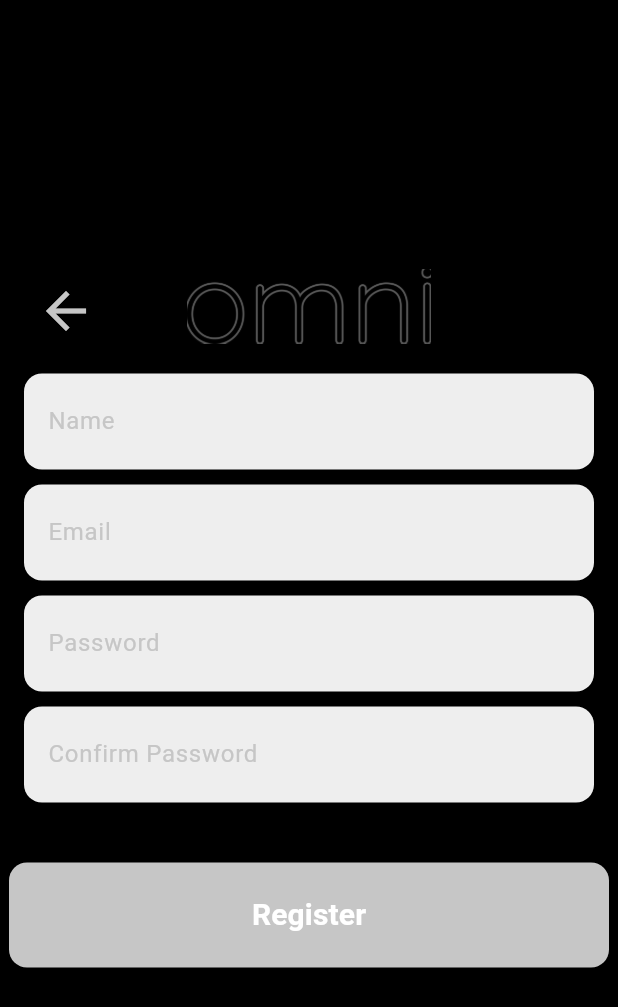
After one commit to grayhatdevelopers/babelfish-app, a Flutter app: the screen it shows after launch, after a tap on "Login", after a tap on the "arrow back" icon, after a tap on "Register", on a phone screen of 412 x 824 dp. The commit adds this screen. Shown: the top 1007 px of the screen. Run offline on Flutter 3.47's test engine with Material 3 defaults, Android fonts, the phone set to English and light mode, and no system bars; our stand-ins replace permission_handler; missing offline and left inert: audio_waveforms, flutter_sfsymbols, flutter_sound, noise_meter, realtime_audio.

Commit message:
feat: login page

```diff
--- a/lib/main.dart
+++ b/lib/main.dart
@@ -1,3 +1,4 @@
+import 'package:audio_recorder/pages/login_page.dart';
 import 'package:audio_recorder/pages/voice_cloning.dart';
 import 'package:flutter/material.dart';
 
@@ -12,12 +13,16 @@ class MyApp extends StatelessWidget {
   Widget build(BuildContext context) {
     return MaterialApp(
       title: 'Babelfish',
+      themeMode: ThemeMode.dark, // Set default theme mode to dark
       darkTheme: ThemeData(
         useMaterial3: true,
         brightness: Brightness.dark,
+        scaffoldBackgroundColor: Colors.black,
         colorScheme: ColorScheme.fromSeed(
           seedColor: Colors.deepPurple,
           brightness: Brightness.dark,
+          background: Colors.black,
+          surface: Colors.black,
           dynamicSchemeVariant: DynamicSchemeVariant.monochrome,
         ),
       ),
@@ -30,7 +35,7 @@ class MyApp extends StatelessWidget {
           dynamicSchemeVariant: DynamicSchemeVariant.monochrome,
         ),
       ),
-      home: VoiceCloningScreen(),
+      home: LoginScreen(),
     );
   }
 }
--- /dev/null
+++ b/lib/pages/login_page.dart
@@ -0,0 +1,415 @@
+import 'package:flutter/material.dart';
+
+class LoginScreen extends StatefulWidget {
+  const LoginScreen({super.key});
+
+  @override
+  State<LoginScreen> createState() => _LoginScreenState();
+}
+
+class _LoginScreenState extends State<LoginScreen> {
+  final TextEditingController _loginEmailController = TextEditingController();
+  final TextEditingController _loginPasswordController =
+      TextEditingController();
+
+  final TextEditingController _signupNameController = TextEditingController();
+  final TextEditingController _signupEmailController = TextEditingController();
+  final TextEditingController _signupPasswordController =
+      TextEditingController();
+  final TextEditingController _signupConfirmPasswordController =
+      TextEditingController();
+
+  bool _showLoginForm = false;
+  bool _showSignupForm = false;
+
+  @override
+  void dispose() {
+    _loginEmailController.dispose();
+    _loginPasswordController.dispose();
+    _signupNameController.dispose();
+    _signupEmailController.dispose();
+    _signupPasswordController.dispose();
+    _signupConfirmPasswordController.dispose();
+    super.dispose();
+  }
+
+  @override
+  Widget build(BuildContext context) {
+    return Scaffold(
+      body: Center(
+          child: Column(
+        mainAxisAlignment: MainAxisAlignment.center,
+        children: [
+          Stack(
+            children: [
+              if (_showLoginForm || _showSignupForm)
+                AnimatedPositioned(
+                  duration: const Duration(milliseconds: 300),
+                  left: _showLoginForm || _showSignupForm ? 16.0 : -50.0,
+                  top: 0,
+                  bottom: 0,
+                  child: IconButton(
+                    icon: const Icon(Icons.arrow_back, size: 40),
+                    onPressed: () {
+                      setState(() {
+                        _showLoginForm = false;
+                        _showSignupForm = false;
+                      });
+                    },
+                  ),
+                ),
+              Align(
+                alignment: Alignment.center,
+                child: AnimatedOpacity(
+                  duration: const Duration(milliseconds: 300),
+                  opacity: _showLoginForm || _showSignupForm ? 0.5 : 1.0,
+                  child: Column(
+                    mainAxisSize: MainAxisSize.min,
+                    children: [
+                      if (!_showLoginForm && !_showSignupForm)
+                        PulsingLogo(
+                          child: Image.asset(
+                            'assets/Logo.png',
+                            width: 200,
+                            height: 200,
+                            fit: BoxFit.contain,
+                          ),
+                        ),
+                      const SizedBox(width: 15),
+                      Image.asset(
+                        'assets/oo.png',
+                        width: 200,
+                        height: 50,
+                        fit: BoxFit.contain,
+                      ),
+                    ],
+                  ),
+                ),
+              ),
+            ],
+          ),
+          const SizedBox(height: 20),
+          AnimatedSwitcher(
+            duration: const Duration(milliseconds: 300),
+            child: _showLoginForm
+                ? Column(
+                    key: const ValueKey('loginForm'),
+                    children: [
+                      _buildLoginForm(context),
+                      const SizedBox(height: 20),
+                      _buildLoginButton(context),
+                    ],
+                  )
+                : _showSignupForm
+                    ? Column(
+                        key: const ValueKey('signupForm'),
+                        children: [
+                          _buildSignupForm(context),
+                          const SizedBox(height: 20),
+                          _buildRegisterButton(context),
+                        ],
+                      )
+                    : Column(
+                        key: const ValueKey('buttons'),
+                        children: [
+                          _buildLoginButton(context),
+                          const SizedBox(height: 20),
+                          _buildRegisterButton(context),
+                        ],
+                      ),
+          ),
+        ],
+      )),
+    );
+  }
+
+  void _toggleForm(isLogin) {
+    if (_showLoginForm || _showSignupForm) {
+      _executeOption(isLogin);
+    }
+    setState(() {
+      _showLoginForm = isLogin;
+      _showSignupForm = !isLogin;
+    });
+  }
+
+  void _executeOption(bool isLogin) {
+    final scaffoldMessenger = ScaffoldMessenger.of(context);
+
+    bool isValidEmail(String email) {
+      final emailRegex = RegExp(r'^[^@]+@[^@]+\.[^@]+');
+      return emailRegex.hasMatch(email);
+    }
+
+    if (isLogin) {
+      if (_loginEmailController.text.isEmpty ||
+          _loginPasswordController.text.isEmpty) {
+        scaffoldMessenger.showSnackBar(
+          const SnackBar(content: Text('Please fill in all login fields')),
+        );
+        return;
+      }
+      if (!isValidEmail(_loginEmailController.text)) {
+        scaffoldMessenger.showSnackBar(
+          const SnackBar(content: Text('Please enter a valid email address')),
+        );
+        return;
+      }
+      print('Login');
+    } else {
+      if (_signupNameController.text.isEmpty ||
+          _signupEmailController.text.isEmpty ||
+          _signupPasswordController.text.isEmpty ||
+          _signupConfirmPasswordController.text.isEmpty) {
+        scaffoldMessenger.showSnackBar(
+          const SnackBar(content: Text('Please fill in all signup fields')),
+        );
+        return;
+      }
+      if (!isValidEmail(_signupEmailController.text)) {
+        scaffoldMessenger.showSnackBar(
+          const SnackBar(content: Text('Please enter a valid email address')),
+        );
+        return;
+      }
+      if (_signupPasswordController.text !=
+          _signupConfirmPasswordController.text) {
+        scaffoldMessenger.showSnackBar(
+          const SnackBar(content: Text('Passwords do not match')),
+        );
+        return;
+      }
+      print('Register');
+    }
+  }
+
+  Widget _buildLoginButton(context) {
+    return ElevatedButton(
+      style: ElevatedButton.styleFrom(
+        shape: RoundedRectangleBorder(
+          borderRadius: BorderRadius.circular(12.0),
+        ),
+        minimumSize: const Size(400, 70),
+      ),
+      onPressed: () {
+        _toggleForm(true);
+      },
+      child: Text('Login',
+          style: TextStyle(
+            fontSize: 20,
+            fontWeight: FontWeight.bold,
+            color: Theme.of(context).colorScheme.primary,
+          )),
+    );
+  }
+
+  Widget _buildLoginForm(context) {
+    return Padding(
+      padding: const EdgeInsets.symmetric(horizontal: 16.0),
+      child: Column(
+        children: [
+          Container(
+            decoration: BoxDecoration(
+              color: Colors.grey[200],
+              borderRadius: BorderRadius.circular(12.0),
+            ),
+            child: Padding(
+              padding: const EdgeInsets.symmetric(vertical: 8.0),
+              child: TextField(
+                controller: _loginEmailController,
+                decoration: const InputDecoration(
+                  labelText: 'Email',
+                  labelStyle: TextStyle(fontSize: 16),
+                  hintText: 'Enter your email address',
+                  hintStyle: TextStyle(fontSize: 14),
+                  border: InputBorder.none,
+                  contentPadding: EdgeInsets.symmetric(horizontal: 16.0),
+                ),
+              ),
+            ),
+          ),
+          const SizedBox(height: 10),
+          Container(
+            decoration: BoxDecoration(
+              color: Colors.grey[200],
+              borderRadius: BorderRadius.circular(12.0),
+            ),
+            child: Padding(
+              padding: const EdgeInsets.symmetric(vertical: 8.0),
+              child: TextField(
+                controller: _loginPasswordController,
+                decoration: const InputDecoration(
+                  labelText: 'Password',
+                  labelStyle: TextStyle(fontSize: 16),
+                  hintText: 'Enter your password',
+                  hintStyle: TextStyle(fontSize: 14),
+                  border: InputBorder.none,
+                  contentPadding: EdgeInsets.symmetric(horizontal: 16.0),
+                ),
+                obscureText: true,
+              ),
+            ),
+          ),
+          const SizedBox(height: 20),
+        ],
+      ),
+    );
+  }
+
+  Widget _buildRegisterButton(context) {
+    return ElevatedButton(
+      style: ElevatedButton.styleFrom(
+          shape: RoundedRectangleBorder(
+            borderRadius: BorderRadius.circular(12.0),
+          ),
+          backgroundColor: Theme.of(context).colorScheme.secondary,
+          minimumSize: const Size(400, 70)),
+      onPressed: () {
+        _toggleForm(false);
+      },
+      child: const Text('Register',
+          style: TextStyle(
+            fontSize: 20,
+            fontWeight: FontWeight.bold,
+            color: Colors.white,
+          )),
+    );
+  }
+
+  Widget _buildSignupForm(context) {
+    return Padding(
+      padding: const EdgeInsets.symmetric(horizontal: 16.0),
+      child: Column(
+        children: [
+          Container(
+            decoration: BoxDecoration(
+              color: Colors.grey[200],
+              borderRadius: BorderRadius.circular(12.0),
+            ),
+            child: Padding(
+              padding: const EdgeInsets.symmetric(vertical: 8.0),
+              child: TextField(
+                controller: _signupNameController,
+                decoration: const InputDecoration(
+                  labelText: 'Name',
+                  labelStyle: TextStyle(fontSize: 16),
+                  hintText: 'Enter your full name',
+                  hintStyle: TextStyle(fontSize: 14),
+                  border: InputBorder.none,
+                  contentPadding: EdgeInsets.symmetric(horizontal: 16.0),
+                ),
+              ),
+            ),
+          ),
+          const SizedBox(height: 10),
+          Container(
+            decoration: BoxDecoration(
+              color: Colors.grey[200],
+              borderRadius: BorderRadius.circular(12.0),
+            ),
+            child: Padding(
+              padding: const EdgeInsets.symmetric(vertical: 8.0),
+              child: TextField(
+                controller: _signupEmailController,
+                decoration: const InputDecoration(
+                  labelText: 'Email',
+                  labelStyle: TextStyle(fontSize: 16),
+                  hintText: 'Enter your email address',
+                  hintStyle: TextStyle(fontSize: 14),
+                  border: InputBorder.none,
+                  contentPadding: EdgeInsets.symmetric(horizontal: 16.0),
+                ),
+              ),
+            ),
+          ),
+          const SizedBox(height: 10),
+          Container(
+            decoration: BoxDecoration(
+              color: Colors.grey[200],
+              borderRadius: BorderRadius.circular(12.0),
+            ),
+            child: Padding(
+              padding: const EdgeInsets.symmetric(vertical: 8.0),
+              child: TextField(
+                controller: _signupPasswordController,
+                decoration: const InputDecoration(
+                  labelText: 'Password',
+                  labelStyle: TextStyle(fontSize: 16),
+                  hintText: 'Enter your password',
+                  hintStyle: TextStyle(fontSize: 14),
+                  border: InputBorder.none,
+                  contentPadding: EdgeInsets.symmetric(horizontal: 16.0),
+                ),
+                obscureText: true,
+              ),
+            ),
+          ),
+          const SizedBox(height: 10),
+          Container(
+            decoration: BoxDecoration(
+              color: Colors.grey[200],
+              borderRadius: BorderRadius.circular(12.0),
+            ),
+            child: Padding(
+              padding: const EdgeInsets.symmetric(vertical: 8.0),
+              child: TextField(
+                controller: _signupConfirmPasswordController,
+                decoration: const InputDecoration(
+                  labelText: 'Confirm Password',
+                  labelStyle: TextStyle(fontSize: 16),
+                  hintText: 'Re-enter your password',
+                  hintStyle: TextStyle(fontSize: 14),
+                  border: InputBorder.none,
+                  contentPadding: EdgeInsets.symmetric(horizontal: 16.0),
+                ),
+                obscureText: true,
+              ),
+            ),
+          ),
+          const SizedBox(height: 20),
+        ],
+      ),
+    );
+  }
+}
+
+class PulsingLogo extends StatefulWidget {
+  final Widget child;
+
+  const PulsingLogo({super.key, required this.child});
+
+  @override
+  State<PulsingLogo> createState() => _PulsingLogoState();
+}
+
+class _PulsingLogoState extends State<PulsingLogo>
+    with SingleTickerProviderStateMixin {
+  late AnimationController _controller;
+  late Animation<double> _animation;
+
+  @override
+  void initState() {
+    super.initState();
+    _controller = AnimationController(
+      duration: const Duration(seconds: 2),
+      vsync: this,
+    )..repeat(reverse: true);
+    _animation = Tween<double>(begin: 0.95, end: 1.05).animate(
+      CurvedAnimation(parent: _controller, curve: Curves.easeInOut),
+    );
+  }
+
+  @override
+  void dispose() {
+    _controller.dispose();
+    super.dispose();
+  }
+
+  @override
+  Widget build(BuildContext context) {
+    return ScaleTransition(
+      scale: _animation,
+      child: widget.child,
+    );
+  }
+}
```
Also changed, not shown: assets/Logo.png (added), assets/oo.png (added).
